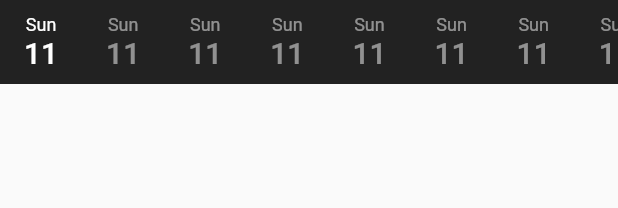
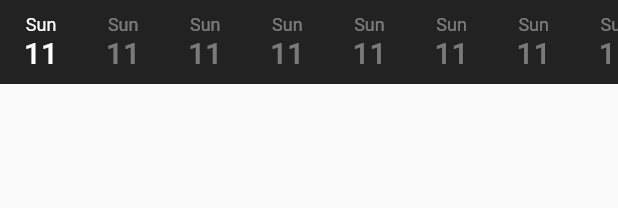
Before and after one commit to roughike/inKino, a Flutter app: the ShowtimeDateSelector widget shown alone on an empty page, opened directly, on a phone screen of 412 x 824 dp. Shown: the top 208 px of the screen. Run offline on Flutter 3.47's test engine with Material 2 defaults, Android fonts, the phone set to English and light mode, and no system bars; our stand-ins replace connectivity, flutter_redux, redux; network calls fail; statements that could not run were skipped.

Commit message:
Little more contrast for the date selector & small fixes.

```diff
--- a/lib/redux/selectors.dart
+++ b/lib/redux/selectors.dart
@@ -23,7 +23,7 @@ List<Show> showsForTheaterSelector(AppState state, Theater theater) {
   });
 
   if (isSearching(state)) {
-    var query = new RegExp(state.searchQuery);
+    var query = new RegExp(state.searchQuery, caseSensitive: false);
     shows.removeWhere((show) => !query.hasMatch(show.title));
   }
 
@@ -45,7 +45,7 @@ List<Event> eventsForTheaterSelector(AppState state, Theater theater) {
   });
 
   if (isSearching(state)) {
-    var query = new RegExp(state.searchQuery);
+    var query = new RegExp(state.searchQuery, caseSensitive: false);
     events.removeWhere((event) => !query.hasMatch(event.title));
   }
 
--- a/lib/ui/showtimes/showtime_date_selector.dart
+++ b/lib/ui/showtimes/showtime_date_selector.dart
@@ -11,7 +11,7 @@ class _ShowtimeDateSelectorState extends State<ShowtimeDateSelector> {
   Widget _buildDateItem(int myIndex) {
     var color = _selectedIndex == myIndex
         ? Colors.white
-        : Colors.white.withOpacity(0.5);
+        : Colors.white.withOpacity(0.4);
 
     return new Material(
       color: Colors.transparent,
--- a/lib/ui/showtimes/showtimes_page.dart
+++ b/lib/ui/showtimes/showtimes_page.dart
@@ -16,7 +16,7 @@ class ShowtimesPage extends StatelessWidget {
         var useAlternateBackground = index % 2 == 0;
 
         return new Column(
-          children: [
+          children: <Widget>[
             new ShowtimeListTile(show, useAlternateBackground),
             new Divider(
               height: 1.0,
```
